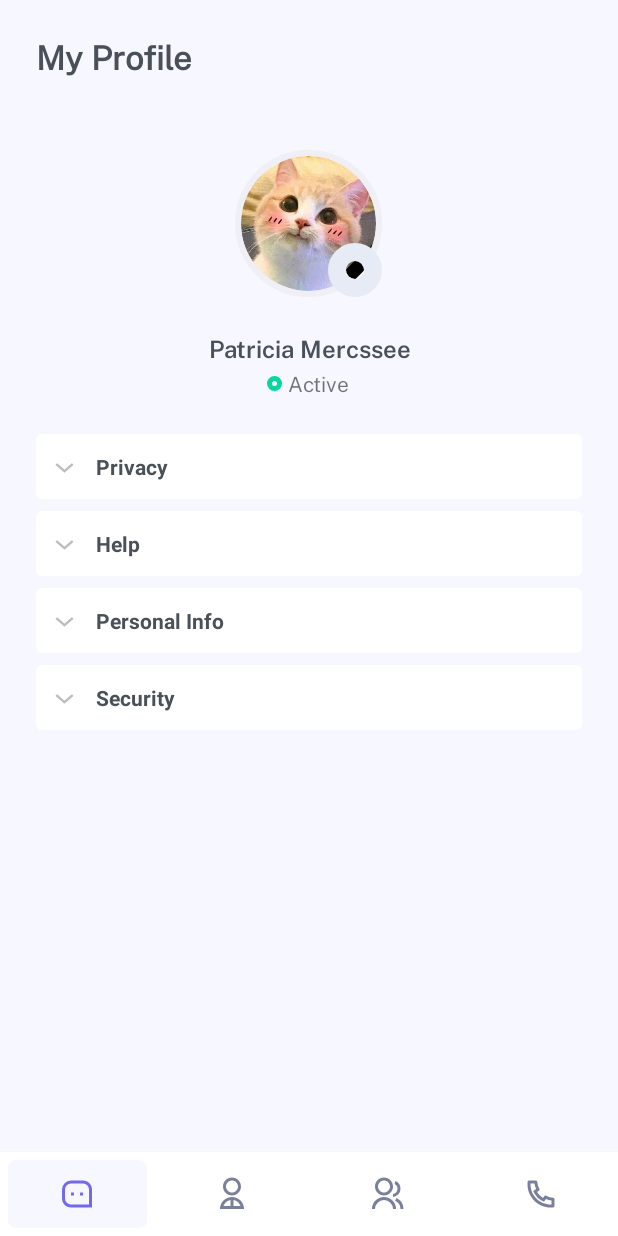
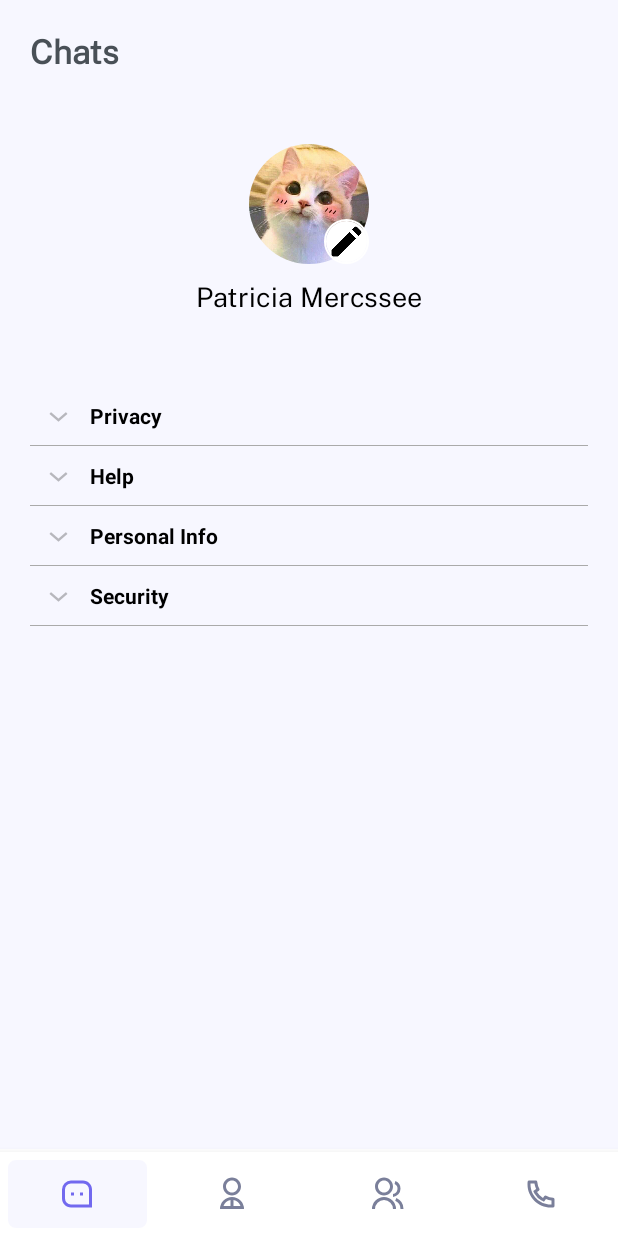
Before and after one commit to manhtuong210902/ChatApp_Android17, an Android app: the fragment ProfileFragment placed in its activity, on a phone screen of 412 x 824 dp. Run offline under Robolectric (Android 15) with nearby library versions, the phone set to English and light mode, and no system bars; our stand-ins replace CircleImageView, Picasso.

Commit message:
update UI profile

```diff
--- a/app/src/main/java/com/example/chatapp/AddGroupAdapter.java
+++ b/app/src/main/java/com/example/chatapp/AddGroupAdapter.java
@@ -39,6 +39,7 @@ public class AddGroupAdapter extends RecyclerView.Adapter<AddGroupViewHolder> {
     @Override
     public void onBindViewHolder(@NonNull AddGroupViewHolder holder, int position) {
         holder.textView_name.setText(list.get(position).getName());
+        holder.textView_activity.setText(list.get(position).getTime());
         Picasso.get().load(list.get(position).getImage()).into(holder.image_avatar);
         holder.checkBox_Select.setOnCheckedChangeListener(new CompoundButton.OnCheckedChangeListener() {
             @Override
@@ -56,11 +57,12 @@ public class AddGroupAdapter extends RecyclerView.Adapter<AddGroupViewHolder> {
 
 
 class AddGroupViewHolder extends RecyclerView.ViewHolder{
-    TextView textView_name;
+    TextView textView_name, textView_activity;
     CircleImageView image_avatar;
     CheckBox checkBox_Select;
     public AddGroupViewHolder(@NonNull View itemView) {
         super(itemView);
+        textView_activity = itemView.findViewById(R.id.textView_activity);
         textView_name = itemView.findViewById(R.id.textView_name);
         image_avatar = itemView.findViewById(R.id.image_avatar);
         checkBox_Select = itemView.findViewById(R.id.checkBox_Select);
--- /dev/null
+++ b/app/src/main/java/com/example/chatapp/CustomExpPersonalListAdapter.java
@@ -0,0 +1,2 @@
+package com.example.chatapp;public class CustomExpPersonalListAdapter {
+}
--- a/app/src/main/java/com/example/chatapp/CustomExpandableListAdapter.java
+++ b/app/src/main/java/com/example/chatapp/CustomExpandableListAdapter.java
@@ -79,7 +79,8 @@ public class CustomExpandableListAdapter  extends BaseExpandableListAdapter {
                     getSystemService(Context.LAYOUT_INFLATER_SERVICE);
             convertView = layoutInflater.inflate(R.layout.list_group, null);
         }
-        TextView listTitleTextView = (TextView) convertView.findViewById(R.id.listTitle);
+        TextView listTitleTextView = (TextView) convertView
+                .findViewById(R.id.listTitle);
         listTitleTextView.setTypeface(null, Typeface.BOLD);
         listTitleTextView.setText(listTitle);
         return convertView;
--- /dev/null
+++ b/app/src/main/java/com/example/chatapp/ExpPersonalListData.java
@@ -0,0 +1,2 @@
+package com.example.chatapp;public class ExpPersonalListData {
+}
--- a/app/src/main/res/drawable/ic_close.xml
+++ b/app/src/main/res/drawable/ic_close.xml
@@ -1,5 +1,5 @@
-<vector android:height="18dp" android:tint="@color/secondary_text"
+<vector android:height="24dp" android:tint="#ffffff"
     android:viewportHeight="24" android:viewportWidth="24"
-    android:width="18dp" xmlns:android="http://schemas.android.com/apk/res/android">
-    <path android:fillColor="@color/secondary_text" android:pathData="M19,6.41L17.59,5 12,10.59 6.41,5 5,6.41 10.59,12 5,17.59 6.41,19 12,13.41 17.59,19 19,17.59 13.41,12z"/>
+    android:width="24dp" xmlns:android="http://schemas.android.com/apk/res/android">
+    <path android:fillColor="@android:color/white" android:pathData="M19,6.41L17.59,5 12,10.59 6.41,5 5,6.41 10.59,12 5,17.59 6.41,19 12,13.41 17.59,19 19,17.59 13.41,12z"/>
 </vector>
--- a/app/src/main/res/drawable/ic_phone_line.xml
+++ b/app/src/main/res/drawable/ic_phone_line.xml
@@ -4,6 +4,6 @@
     android:viewportWidth="24"
     android:viewportHeight="24">
   <path
-      android:fillColor="@color/secondary_text"
+      android:fillColor="#FF000000"
       android:pathData="M9.366,10.682a10.556,10.556 0,0 0,3.952 3.952l0.884,-1.238a1,1 0,0 1,1.294 -0.296,11.422 11.422,0 0,0 4.583,1.364 1,1 0,0 1,0.921 0.997v4.462a1,1 0,0 1,-0.898 0.995c-0.53,0.055 -1.064,0.082 -1.602,0.082C9.94,21 3,14.06 3,5.5c0,-0.538 0.027,-1.072 0.082,-1.602A1,1 0,0 1,4.077 3h4.462a1,1 0,0 1,0.997 0.921A11.422,11.422 0,0 0,10.9 8.504a1,1 0,0 1,-0.296 1.294l-1.238,0.884zM6.844,10.025l1.9,-1.357A13.41,13.41 0,0 1,7.647 5L5.01,5c-0.006,0.166 -0.009,0.333 -0.009,0.5C5,12.956 11.044,19 18.5,19c0.167,0 0.334,-0.003 0.5,-0.01v-2.637a13.41,13.41 0,0 1,-3.668 -1.097l-1.357,1.9a12.442,12.442 0,0 1,-1.588 -0.75l-0.058,-0.033a12.556,12.556 0,0 1,-4.702 -4.702l-0.033,-0.058a12.442,12.442 0,0 1,-0.75 -1.588z"/>
 </vector>
--- a/app/src/main/res/drawable/ic_video_chat_line.xml
+++ b/app/src/main/res/drawable/ic_video_chat_line.xml
@@ -4,6 +4,6 @@
     android:viewportWidth="24"
     android:viewportHeight="24">
   <path
-      android:fillColor="@color/secondary_text"
+      android:fillColor="#FF000000"
       android:pathData="M14,10.25L17,8v6l-3,-2.25L14,14L7,14L7,8h7v2.25zM5.763,17L20,17L20,5L4,5v13.385L5.763,17zM6.455,19L2,22.5L2,4a1,1 0,0 1,1 -1h18a1,1 0,0 1,1 1v14a1,1 0,0 1,-1 1L6.455,19z"/>
 </vector>
--- a/app/src/main/res/drawable/input_boder.xml
+++ b/app/src/main/res/drawable/input_boder.xml
@@ -3,7 +3,7 @@
     <item>
         <shape android:shape="rectangle">
             <stroke android:color="#cccccc" android:width="1dp"/>
-            <corners android:radius="4dp"/>
+            <corners android:radius="6dp"/>
         </shape>
     </item>
 </selector>
--- a/app/src/main/res/layout/drop_down_item.xml
+++ b/app/src/main/res/layout/drop_down_item.xml
@@ -4,7 +4,7 @@
     android:layout_width="match_parent"
     android:layout_height="wrap_content"
     android:text="text"
-    android:textColor="@color/primary_text"
+    android:textColor="@color/black"
     android:textSize="16sp"
     android:padding="10dp"
     />
--- a/app/src/main/res/layout/fragment_profile.xml
+++ b/app/src/main/res/layout/fragment_profile.xml
@@ -8,94 +8,69 @@
     android:background="@color/primary_background"
     android:id="@+id/llProfile"
     android:orientation="vertical"
-    android:padding="24dp">
+    android:padding="20dp">
     <TextView
         android:id="@+id/c_tvProfile"
         android:layout_width="match_parent"
         android:layout_height="wrap_content"
-        android:text="My Profile"
+        android:text="Chats"
         android:textColor="@color/primary_text"
         android:textSize="22sp"
         android:textStyle="bold"
         android:layout_marginBottom="48dp"/>
 
-    <LinearLayout
+    <RelativeLayout
         android:id="@+id/layout_Avatar"
         android:layout_width="match_parent"
         android:layout_height="wrap_content"
-        android:orientation="vertical"
-        android:gravity="center_horizontal"
-        android:layout_marginBottom="24dp"
-        >
-
-        <RelativeLayout
-            android:id="@+id/rlParent"
-            android:layout_width="wrap_content"
-            android:layout_height="wrap_content"
-            android:layout_marginBottom="24dp"
-            >
+        tools:ignore="Deprecated">
 
         <de.hdodenhof.circleimageview.CircleImageView
             android:id="@+id/civImage"
-                android:layout_width="98dp"
-                android:layout_height="98dp"
-                android:src="@drawable/cute1"
-                app:civ_border_color="@color/gray_border"
-                app:civ_border_width="4dp" />
-
+            android:layout_width="80dp"
+            android:layout_height="80dp"
+            android:layout_centerInParent="true"
+            android:src="@drawable/cute1"/>
+        <RelativeLayout
+            android:id="@+id/rlParent"
+            android:layout_width="80dp"
+            android:layout_height="80dp"
+            android:layout_centerInParent="true"
+            >
             <de.hdodenhof.circleimageview.CircleImageView
                 android:id="@+id/civPen"
-                android:layout_width="36dp"
-                android:layout_height="36dp"
-                android:layout_alignRight="@id/civImage"
-                android:layout_alignBottom="@+id/civImage"
-                android:src="@drawable/ic_pencil_fill"
-                app:civ_border_color="@color/secondary_background"
-                app:civ_border_width="12dp"
-                app:civ_circle_background_color="@color/secondary_background" />
+                android:layout_width="30dp"
+                android:layout_height="30dp"
+                android:src="@drawable/pen"
+                android:layout_alignParentEnd="true"
+                android:layout_alignParentBottom="true"
+                app:civ_border_color="@color/white"
+                app:civ_border_width="1dp" />
         </RelativeLayout>
+
+    </RelativeLayout>
+
+
     <TextView
         android:id="@+id/tvUserName"
         android:layout_width="match_parent"
         android:layout_height="wrap_content"
         android:text="@string/patricia_mercssee"
         android:gravity="center"
-            android:fontFamily="@font/public_sans_semi_bold"
-            android:textSize="16sp"
-            android:textColor="@color/primary_text"
-            android:layout_marginBottom="4dp"
+        android:layout_marginTop="10dp"
+        android:textSize="18sp"
+        android:textColor="@color/black"
+        android:textFontWeight="12"
+        android:layout_marginBottom="48dp"
         />
-        <LinearLayout
-            android:layout_width="wrap_content"
-            android:layout_height="wrap_content"
-            android:orientation="horizontal"
-            android:gravity="center_vertical">
-            <de.hdodenhof.circleimageview.CircleImageView
-                android:id="@+id/civOnlineCircle"
-                android:layout_width="10dp"
-                android:layout_height="10dp"
-                android:layout_marginRight="4dp"
-                android:src="@color/white"
-                app:civ_border_color="@color/green_circle"
-                app:civ_border_width="3dp" />
-            <TextView
-                android:layout_width="wrap_content"
-                android:layout_height="wrap_content"
-                android:text="Active"
-                android:textSize="14sp"
-                android:fontFamily="@font/public_sans_regular"
-                />
-        </LinearLayout>
-    </LinearLayout>
 
 
     <ExpandableListView
         android:id="@+id/expandableListView"
         android:layout_height="match_parent"
         android:layout_width="match_parent"
-        android:childDivider="@color/transparent"
-        android:divider="@color/transparent"
-        android:dividerHeight="8dp"
-        />
+        android:indicatorLeft="?android:attr/expandableListPreferredItemIndicatorLeft"
+        android:divider="@android:color/darker_gray"
+        android:dividerHeight="0.5dp" />
 
 </LinearLayout>
--- a/app/src/main/res/layout/list_group.xml
+++ b/app/src/main/res/layout/list_group.xml
@@ -1,18 +1,14 @@
 <?xml version="1.0" encoding="utf-8"?>
 
 <LinearLayout xmlns:android="http://schemas.android.com/apk/res/android"
-    android:orientation="vertical"
-    android:layout_width="match_parent"
-    android:layout_height="wrap_content"
-    android:paddingVertical="12dp"
-    android:paddingLeft="?android:attr/expandableListPreferredItemPaddingLeft"
-    android:background="@drawable/border_radius_4dp">
+    android:orientation="vertical" android:layout_width="match_parent"
+    android:layout_height="match_parent">
     <TextView
         android:id="@+id/listTitle"
         android:layout_width="fill_parent"
         android:layout_height="wrap_content"
-        android:textColor="@color/primary_text"
-        android:textSize="14sp"
-        android:fontFamily="@font/public_sans_semi_bold"
-       />
+        android:paddingLeft="?android:attr/expandableListPreferredItemPaddingLeft"
+        android:textColor="@android:color/black"
+        android:paddingTop="10dp"
+        android:paddingBottom="10dp" />
 </LinearLayout>
--- /dev/null
+++ b/app/src/main/res/layout/list_per_item.xml
@@ -0,0 +1,6 @@
+<?xml version="1.0" encoding="utf-8"?>
+<LinearLayout xmlns:android="http://schemas.android.com/apk/res/android"
+    android:layout_width="match_parent"
+    android:layout_height="match_parent">
+
+</LinearLayout>
--- a/app/src/main/res/values/colors.xml
+++ b/app/src/main/res/values/colors.xml
@@ -4,7 +4,6 @@
     <color name="white">#FFFFFFFF</color>
     <color name="primary_background">#F7F7FF</color>
     <color name="secondary_background">#E6EBF5</color>
-    <color name="gray_border">#f0eff5</color>
     <color name="primary_text">#495057</color>
     <color name="secondary_text">#7A7F9A</color>
     <color name="red_text">#EF476F</color>
```
Also changed, not shown: app/src/main/res/layout/activity_add_group.xml (+27 -30 lines), app/src/main/res/layout/add_group_member_item.xml (+23 -11 lines), app/src/main/res/layout/item_callhistory.xml (+4 -4 lines). Lines whose indentation alone changed are shown as unchanged.
